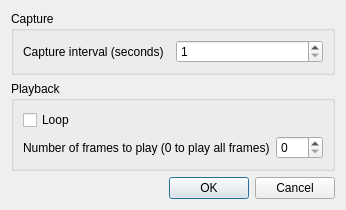
Above: src/widgets/smconfig_ui.ui from KDE/kdenlive before the change. Below: the same form after it.
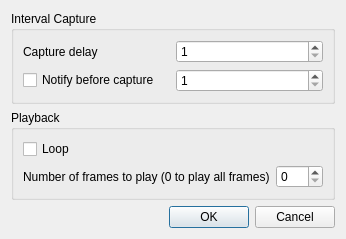
That is the form after the change. Custom widgets are drawn as their Qt base class.

Commit message: Stop motion widget: notify a few seconds before capturing frame in interval mode so that user can get ready before frame capture

Patch:
```diff
--- a/src/widgets/smconfig_ui.ui
+++ b/src/widgets/smconfig_ui.ui
@@ -7,7 +7,7 @@
     <x>0</x>
     <y>0</y>
     <width>338</width>
-    <height>190</height>
+    <height>217</height>
    </rect>
   </property>
   <property name="windowTitle">
@@ -70,13 +70,13 @@
    <item row="0" column="0" colspan="3">
     <widget class="QGroupBox" name="groupBox_2">
      <property name="title">
-      <string>Capture</string>
+      <string>Interval Capture</string>
      </property>
      <layout class="QGridLayout" name="gridLayout_3">
       <item row="0" column="0">
        <widget class="QLabel" name="label">
         <property name="text">
-         <string>Capture interval (seconds)</string>
+         <string>Capture delay</string>
         </property>
        </widget>
       </item>
@@ -90,6 +90,20 @@
         </property>
        </widget>
       </item>
+      <item row="1" column="0">
+       <widget class="QCheckBox" name="sm_prenotify">
+        <property name="text">
+         <string>Notify before capture</string>
+        </property>
+       </widget>
+      </item>
+      <item row="1" column="1">
+       <widget class="KIntSpinBox" name="sm_notifytime">
+        <property name="minimum">
+         <number>1</number>
+        </property>
+       </widget>
+      </item>
      </layout>
     </widget>
    </item>
```
The commit also changes 5 other files.
